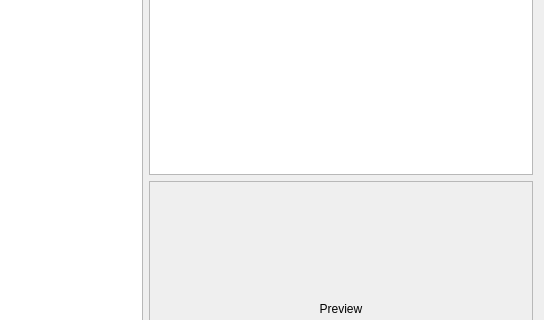
This is src/tiled/BuildingEditor/welcomemode.ui in timbaker/buildinged as Qt 5 draws it before an edit; both pictures show x 249 to 793 and y 119 to 439 of the 793 by 567 pixel window. The edited form follows.
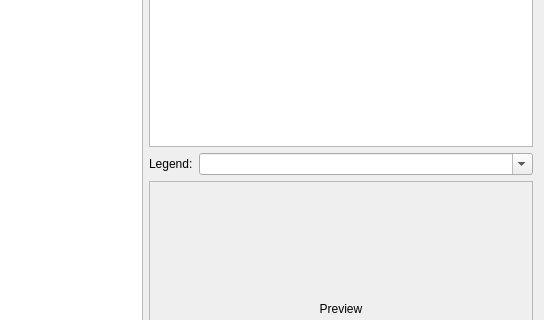
This is the edited form.

What changed in the file:
```diff
--- a/src/tiled/BuildingEditor/welcomemode.ui
+++ b/src/tiled/BuildingEditor/welcomemode.ui
@@ -61,6 +61,36 @@
        </property>
       </widget>
      </item>
+     <item>
+      <layout class="QHBoxLayout" name="legendLayout">
+       <item>
+        <widget class="QLabel" name="legendLabel">
+         <property name="sizePolicy">
+          <sizepolicy hsizetype="Preferred" vsizetype="Preferred">
+           <horstretch>0</horstretch>
+           <verstretch>0</verstretch>
+          </sizepolicy>
+         </property>
+         <property name="text">
+          <string>Legend:</string>
+         </property>
+        </widget>
+       </item>
+       <item>
+        <widget class="QComboBox" name="legendCombo">
+         <property name="sizePolicy">
+          <sizepolicy hsizetype="Preferred" vsizetype="Fixed">
+           <horstretch>1</horstretch>
+           <verstretch>0</verstretch>
+          </sizepolicy>
+         </property>
+         <property name="editable">
+          <bool>true</bool>
+         </property>
+        </widget>
+       </item>
+      </layout>
+     </item>
      <item>
       <widget class="QLabel" name="label">
        <property name="sizePolicy">
```
Left out of the diff: 11 changed lines with no effect on the pictures.
